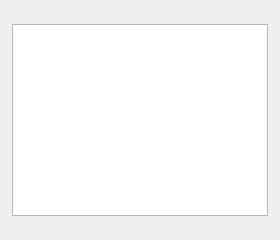
Qt form src/gambitpairing/ui/crosstable_view.ui (gambit-devs/gambit-pairing) before a commit.
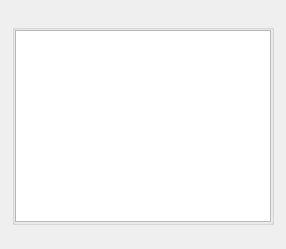
The same form after that commit.

The edit to the form file:
```diff
--- a/src/gambitpairing/ui/crosstable_view.ui
+++ b/src/gambitpairing/ui/crosstable_view.ui
@@ -41,8 +41,8 @@
    </item>
    <item>
     <widget class="QGroupBox" name="crosstable_group">
-     <property name="styleSheet">
-      <string notr="true">QGroupBox { border: none; margin-top: 0px; }</string>
+     <property name="class" stdset="0">
+      <string>FlatContentGroup</string>
      </property>
      <property name="title">
       <string/>
```
